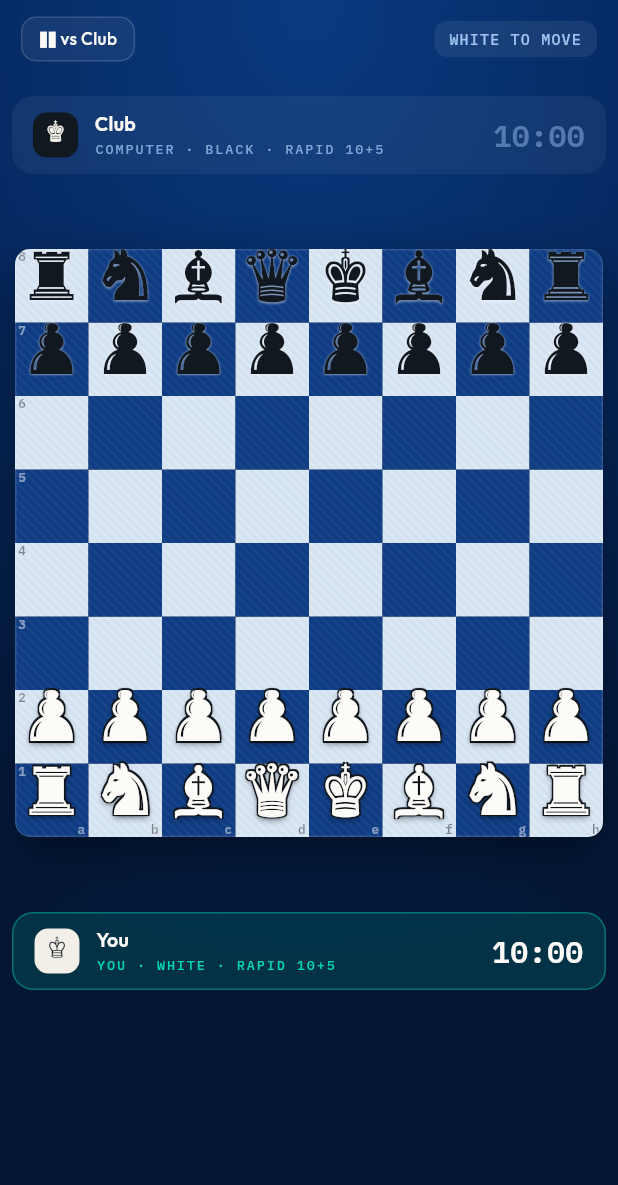
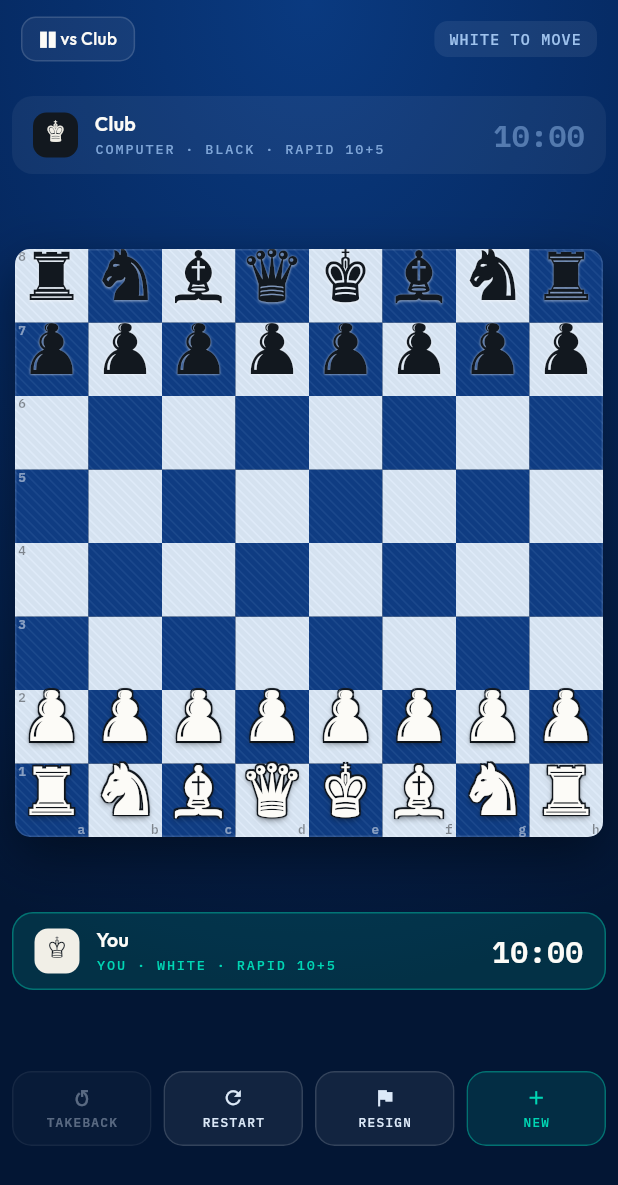
Before and after one commit to honestarcade/HonestChess, a Flutter app: the screen it shows after launch, on a phone screen of 412 x 824 dp. Shown: the top 1185 px of the screen. Run offline on Flutter 3.47's test engine with Material 3 defaults, Android fonts, the phone set to English and light mode, and no system bars.

Commit message:
M3: take back, restart, resign and start a new game
The tool row under the board (Takeback, Restart, Resign, New) and New's
temporary picker until M4's setup screens: vs Computer (Club, White,
Rapid 10+5) or Two players (Rapid 10+5). GameController gains
newGame(GameSetup).

Refs #76

Co-Authored-By: Claude Opus 5.5 <noreply@anthropic.com>

```diff
--- a/lib/ui/game/game_screen.dart
+++ b/lib/ui/game/game_screen.dart
@@ -14,14 +14,16 @@ import 'package:honest_chess/ui/game/defaults.dart';
 import 'package:honest_chess/ui/game/game_controller.dart';
 import 'package:honest_chess/ui/game/labels.dart';
 import 'package:honest_chess/ui/game/player_panel.dart';
+import 'package:honest_chess/ui/game/temporary_new_game.dart';
+import 'package:honest_chess/ui/game/tool_row.dart';
 import 'package:honest_chess/ui/theme/palette.dart';
 
 /// The top bar's height.
 const double topBarHeight = 52;
 
 /// The design's gaps: top bar to the opponent's panel, and a panel to the
-/// board — the latter shrinking, never below [minBoardGap], on a phone too
-/// short for it.
+/// board or your panel to the tool row — the latter shrinking, never below
+/// [minBoardGap], on a phone too short for them.
 const double barGap = 12, boardGap = 48, minBoardGap = 8;
 
 /// The status chip's text when the computer could not move; the chip then
@@ -95,7 +97,11 @@ class GameScreenState extends State<GameScreen> {
   GameController _newGame() {
     final setup = widget.setup;
     if (setup == null) {
-      return GameController(options: widget.options, fen: widget.fen);
+      return GameController(
+        options: widget.options,
+        fen: widget.fen,
+        computer: widget.computerFactory,
+      );
     }
     return GameController(
       mode: modeFor(setup, seed: widget.seed),
@@ -104,6 +110,14 @@ class GameScreenState extends State<GameScreen> {
       fen: widget.fen,
       computer: widget.computerFactory,
     );
+  }
+
+  /// New's action until M4's setup screens: the temporary picker, and the
+  /// chosen game. Closing the picker without a choice changes nothing.
+  Future<void> _pickNewGame() async {
+    final setup = await TemporaryNewGamePicker.show(context);
+    if (setup == null || !mounted) return;
+    controller.newGame(setup, seed: widget.seed);
   }
 
   @override
@@ -138,7 +152,12 @@ class GameScreenState extends State<GameScreen> {
                 Column(
                   children: [
                     const SizedBox(height: topBarHeight + barGap),
-                    Expanded(child: _PanelsAndBoard(controller: controller)),
+                    Expanded(
+                      child: _PanelsAndBoard(
+                        controller: controller,
+                        onNew: _pickNewGame,
+                      ),
+                    ),
                   ],
                 ),
                 PromotionSheet(controller: controller),
@@ -297,11 +316,12 @@ class _TopBar extends StatelessWidget {
 }
 
 /// The opponent's panel, the board and your panel, top to bottom, each
-/// following the board's orientation.
+/// following the board's orientation, then the tool row.
 class _PanelsAndBoard extends StatelessWidget {
-  const _PanelsAndBoard({required this.controller});
+  const _PanelsAndBoard({required this.controller, required this.onNew});
 
   final GameController controller;
+  final VoidCallback onNew;
 
   @override
   Widget build(BuildContext context) {
@@ -309,12 +329,12 @@ class _PanelsAndBoard extends StatelessWidget {
       builder: (context, constraints) {
         final width = constraints.maxWidth;
         final height = constraints.maxHeight;
-        final spare = height - 2 * panelHeight;
+        final spare = height - 2 * panelHeight - toolRowHeight;
         final board = math.max(
           0.0,
-          math.min(width - 2 * boardMargin, spare - 2 * minBoardGap),
+          math.min(width - 2 * boardMargin, spare - 3 * minBoardGap),
         );
-        final gap = ((spare - board) / 2).clamp(minBoardGap, boardGap);
+        final gap = ((spare - board) / 3).clamp(minBoardGap, boardGap);
         return ListenableBuilder(
           listenable: controller,
           builder: (context, _) {
@@ -343,6 +363,8 @@ class _PanelsAndBoard extends StatelessWidget {
                 ),
                 SizedBox(height: gap),
                 panel(bottom),
+                SizedBox(height: gap),
+                ToolRow(controller: controller, onNew: onNew),
               ],
             );
           },
--- /dev/null
+++ b/lib/ui/game/tool_row.dart
@@ -0,0 +1,165 @@
+import 'package:flutter/material.dart';
+
+import 'package:honest_chess/ui/game/game_controller.dart';
+import 'package:honest_chess/ui/theme/palette.dart';
+
+/// The tool row's height (the design's 62 px row around 50 px buttons).
+const double toolRowHeight = 62;
+
+/// A tool button's height and the gap between two buttons.
+const double toolHeight = 50, toolGap = 8;
+
+/// A disabled tool's opacity.
+const double disabledToolOpacity = 0.4;
+
+/// The four tools under the board, in the design's order.
+enum Tool {
+  takeback('↺', 'TAKEBACK', 'Take back'),
+  restart('⟳', 'RESTART', 'Restart', fallback: Icons.refresh),
+  resign('⚑', 'RESIGN', 'Resign', fallback: Icons.flag),
+  newGame('✚', 'NEW', 'New game', fallback: Icons.add);
+
+  const Tool(this.glyph, this.label, this.semantics, {this.fallback});
+
+  /// The design's icon glyph, drawn in [toolGlyphFamily] when [fallback]
+  /// is null.
+  final String glyph;
+  final String label;
+  final String semantics;
+
+  /// The Material icon drawn instead of [glyph] where the bundled fonts
+  /// have no glyph for it, so Android never picks a system font for it.
+  final IconData? fallback;
+
+  Key get key => Key('tool-${this == newGame ? 'new' : name}');
+}
+
+/// The bundled family that draws the tool glyphs that have no [Tool.fallback];
+/// Outfit, the design's face for them, has none of the four.
+const String toolGlyphFamily = Fonts.plexMono;
+
+/// Takeback, Restart, Resign and New, full width under the board. Takeback
+/// is disabled when the game's option turns it off or there is nothing to
+/// undo, Resign once the game is over; a disabled tool is dimmed and a tap
+/// on it does nothing. [onNew] is New's action.
+class ToolRow extends StatelessWidget {
+  const ToolRow({super.key, required this.controller, required this.onNew});
+
+  final GameController controller;
+  final VoidCallback onNew;
+
+  @override
+  Widget build(BuildContext context) {
+    return ListenableBuilder(
+      listenable: controller,
+      builder: (context, _) {
+        final game = controller.game;
+        VoidCallback? action(Tool tool) => switch (tool) {
+          Tool.takeback when game.canTakeBack => controller.takeBack,
+          Tool.restart => controller.restart,
+          Tool.resign when !game.isOver => controller.resign,
+          Tool.newGame => onNew,
+          _ => null,
+        };
+        return SizedBox(
+          height: toolRowHeight,
+          child: Padding(
+            padding: const EdgeInsets.symmetric(horizontal: toolGap),
+            child: Row(
+              children: [
+                for (final tool in Tool.values) ...[
+                  if (tool != Tool.takeback) const SizedBox(width: toolGap),
+                  Expanded(
+                    child: _ToolButton(tool: tool, onTap: action(tool)),
+                  ),
+                ],
+              ],
+            ),
+          ),
+        );
+      },
+    );
+  }
+}
+
+class _ToolButton extends StatelessWidget {
+  const _ToolButton({required this.tool, required this.onTap});
+
+  final Tool tool;
+  final VoidCallback? onTap;
+
+  @override
+  Widget build(BuildContext context) {
+    final accent = tool == Tool.newGame;
+    final ink = accent ? Palette.accentInk : Palette.toolInk;
+    final fallback = tool.fallback;
+    const radius = BorderRadius.all(Radius.circular(13));
+    return Semantics(
+      button: true,
+      enabled: onTap != null,
+      label: tool.semantics,
+      onTap: onTap,
+      excludeSemantics: true,
+      child: Opacity(
+        opacity: onTap == null ? disabledToolOpacity : 1,
+        child: SizedBox(
+          height: toolHeight,
+          child: Material(
+            color: accent ? Palette.accentFill : Palette.toolFill,
+            shape: RoundedRectangleBorder(
+              borderRadius: radius,
+              side: BorderSide(
+                color: accent ? Palette.accentEdge : Palette.toolEdge,
+              ),
+            ),
+            clipBehavior: Clip.antiAlias,
+            child: InkWell(
+              key: tool.key,
+              onTap: onTap,
+              borderRadius: radius,
+              child: Column(
+                mainAxisAlignment: MainAxisAlignment.center,
+                children: [
+                  if (fallback == null)
+                    Text(
+                      tool.glyph,
+                      key: Key('tool-glyph-${tool.name}'),
+                      style: TextStyle(
+                        fontFamily: toolGlyphFamily,
+                        fontWeight: FontWeight.w500,
+                        fontSize: 15,
+                        height: 1,
+                        color: ink,
+                      ),
+                    )
+                  else
+                    Icon(
+                      fallback,
+                      key: Key('tool-glyph-${tool.name}'),
+                      size: 15,
+                      color: ink,
+                    ),
+                  const SizedBox(height: 5),
+                  Text(
+                    tool.label,
+                    maxLines: 1,
+                    softWrap: false,
+                    overflow: TextOverflow.fade,
+                    style: TextStyle(
+                      fontFamily: Fonts.plexMono,
+                      fontWeight: FontWeight.w500,
+                      fontSize: 8.5,
+                      height: 1,
+                      letterSpacing: 8.5 * .1,
+                      color: ink,
+                    ),
+                  ),
+                ],
+              ),
+            ),
+          ),
+        ),
+      ),
+    );
+  }
+}
--- a/lib/ui/theme/palette.dart
+++ b/lib/ui/theme/palette.dart
@@ -64,6 +64,15 @@ abstract final class Palette {
   static const panelDim = Color(0x0DFFFFFF); // rgba(255,255,255,.05)
   static const kingChipLight = Color(0xFFF1EFE7);
   static const kingChipDark = pieceBlack;
+
+  /// The tool row under the board (`renderVals`' `T`): a neutral tool's
+  /// fill, edge and ink, and the accented New tool's.
+  static const toolFill = choiceFill;
+  static const toolEdge = pillEdge;
+  static const toolInk = Color(0xFFDCE9F8);
+  static const accentFill = Color(0x1F00D6B4); // rgba(0,214,180,.12)
+  static const accentEdge = panelLitEdge;
+  static const accentInk = teal;
 }
 
 /// The app's font families, as pubspec.yaml declares them.
```
Also changed, not shown: lib/ui/game/game_controller.dart (+17 -3 lines), lib/ui/game/temporary_new_game.dart (added, +160 -0 lines), 3 other files.
